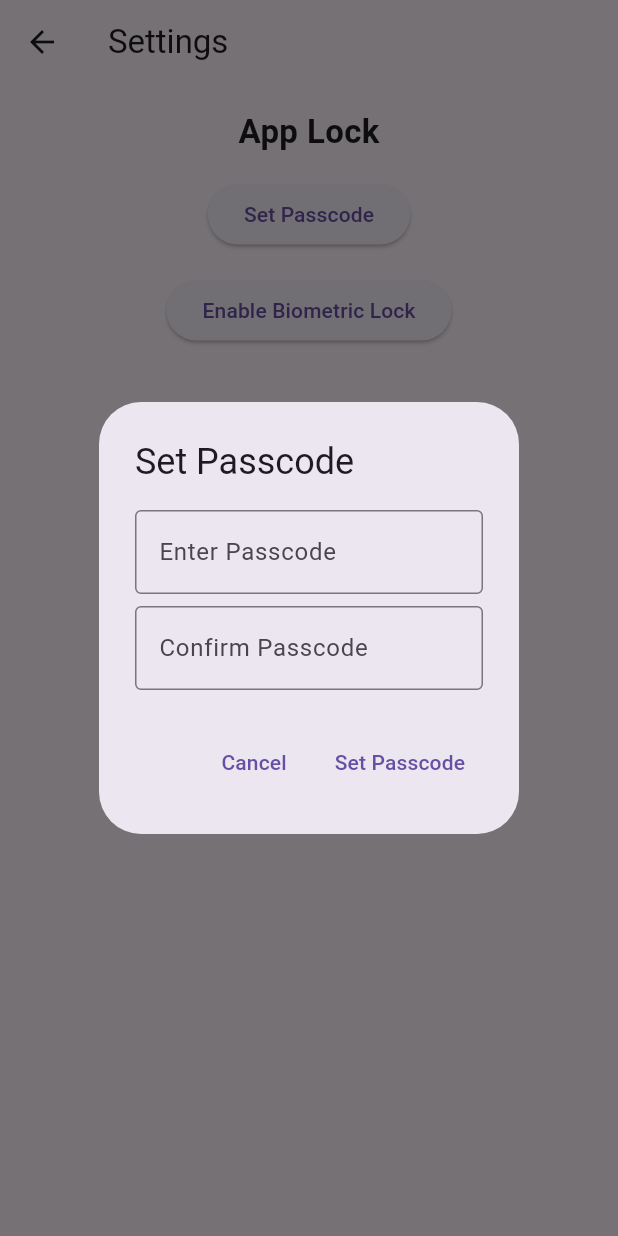
After one commit to avizitRX/sunrise_signal, a Flutter app: the SettingsPage screen opened directly, after a tap on "Set Passcode", on a phone screen of 412 x 824 dp. The commit adds this screen. Run offline on Flutter 3.47's test engine with Material 3 defaults, Android fonts, the light colour scheme and no system bars; our stand-ins replace device_info_plus, file_picker, fl_chart, flutter_secure_storage, local_auth, permission_handler and 1 more; accounts and stored records are empty.

Commit message:
feat: app lock

```diff
--- a/lib/features/analytics/analytics_page.dart
+++ b/lib/features/analytics/analytics_page.dart
@@ -1,6 +1,6 @@
 import 'package:flutter/material.dart';
 import 'package:fl_chart/fl_chart.dart';
-import '../services/secure_storage_service.dart';
+import '../../services/secure_storage_service.dart';
 import '../../models/log_model.dart';
 
 class AnalyticsPage extends StatefulWidget {
--- /dev/null
+++ b/lib/features/settings/settings_page.dart
@@ -0,0 +1,313 @@
+import 'dart:convert';
+import 'dart:io';
+import 'package:device_info_plus/device_info_plus.dart';
+import 'package:file_picker/file_picker.dart';
+import 'package:flutter/material.dart';
+import 'package:permission_handler/permission_handler.dart';
+import '../../models/log_model.dart';
+import '../../services/auth_service.dart';
+import '../../services/secure_storage_service.dart';
+
+class SettingsPage extends StatefulWidget {
+  const SettingsPage({Key? key}) : super(key: key);
+
+  @override
+  State<SettingsPage> createState() => _SettingsPageState();
+}
+
+class _SettingsPageState extends State<SettingsPage> {
+  bool _isPasscodeSet = false;
+  bool _isBiometricEnabled = false;
+  final AuthService _authService = AuthService();
+  final SecureStorageService _storageService = SecureStorageService();
+  Map<DateTime, LogModel> _logs = {};
+
+  @override
+  void initState() {
+    super.initState();
+    _loadLockStatus();
+    _loadLogs();
+  }
+
+  Future<void> _loadLockStatus() async {
+    final passcodeSet = await _authService.isPasscodeSet();
+    final biometricEnabled = await _authService.isBiometricEnabled();
+    setState(() {
+      _isPasscodeSet = passcodeSet;
+      _isBiometricEnabled = biometricEnabled;
+    });
+  }
+
+  Future<void> _loadLogs() async {
+    final logs = await _storageService.loadLogs();
+    setState(() {
+      _logs = logs;
+    });
+  }
+
+  Future<void> showSetPasscodeDialog(BuildContext context) async {
+    final TextEditingController passcodeController = TextEditingController();
+    final TextEditingController confirmPasscodeController =
+        TextEditingController();
+
+    await showDialog(
+      context: context,
+      builder: (context) {
+        return AlertDialog(
+          title: const Text('Set Passcode'),
+          content: Column(
+            mainAxisSize: MainAxisSize.min,
+            children: [
+              TextField(
+                controller: passcodeController,
+                obscureText: true,
+                decoration: const InputDecoration(
+                  labelText: 'Enter Passcode',
+                  border: OutlineInputBorder(),
+                ),
+              ),
+              const SizedBox(height: 8),
+              TextField(
+                controller: confirmPasscodeController,
+                obscureText: true,
+                decoration: const InputDecoration(
+                  labelText: 'Confirm Passcode',
+                  border: OutlineInputBorder(),
+                ),
+              ),
+            ],
+          ),
+          actions: [
+            TextButton(
+              onPressed: () {
+                Navigator.pop(context); // Close the dialog without saving
+              },
+              child: const Text('Cancel'),
+            ),
+            TextButton(
+              onPressed: () async {
+                final String passcode = passcodeController.text.trim();
+                final String confirmPasscode =
+                    confirmPasscodeController.text.trim();
+
+                if (passcode.isEmpty || confirmPasscode.isEmpty) {
+                  _showErrorDialog(context, 'Passcode cannot be blank.');
+                  return;
+                }
+
+                if (passcode != confirmPasscode) {
+                  _showErrorDialog(context, 'Passcodes do not match.');
+                  return;
+                }
+
+                // Save the passcode securely
+                await _authService.setPasscode(passcode);
+
+                // Update state
+                setState(() {
+                  _isPasscodeSet = true;
+                });
+
+                // Close the dialog
+                Navigator.pop(context);
+
+                ScaffoldMessenger.of(context).showSnackBar(
+                  const SnackBar(content: Text('Passcode set successfully!')),
+                );
+              },
+              child: const Text('Set Passcode'),
+            ),
+          ],
+        );
+      },
+    );
+  }
+
+  void _showErrorDialog(BuildContext context, String message) {
+    showDialog(
+      context: context,
+      builder: (context) {
+        return AlertDialog(
+          title: const Text('Error'),
+          content: Text(message),
+          actions: [
+            TextButton(
+              onPressed: () => Navigator.pop(context),
+              child: const Text('OK'),
+            ),
+          ],
+        );
+      },
+    );
+  }
+
+  Future<void> _enableBiometricLock() async {
+    await _authService.enableBiometricLock();
+    setState(() {
+      _isBiometricEnabled = true;
+    });
+    ScaffoldMessenger.of(context).showSnackBar(
+      const SnackBar(content: Text('Biometric lock enabled successfully!')),
+    );
+  }
+
+  Future<void> _removeLock() async {
+    await _authService.removePasscode();
+    await _authService.disableBiometricLock();
+    setState(() {
+      _isPasscodeSet = false;
+      _isBiometricEnabled = false;
+    });
+    ScaffoldMessenger.of(context).showSnackBar(
+      const SnackBar(content: Text('App lock removed successfully!')),
+    );
+  }
+
+  Future<void> _exportLogs() async {
+    AndroidDeviceInfo build = await DeviceInfoPlugin().androidInfo;
+    PermissionStatus permissionStatus;
+
+    // Request storage permission
+    if (build.version.sdkInt >= 30) {
+      permissionStatus = await Permission.manageExternalStorage.request();
+    } else {
+      permissionStatus = await Permission.storage.request();
+    }
+
+    if (permissionStatus.isGranted) {
+      try {
+        // Access the Downloads folder
+        final directory = Directory(
+            '/storage/emulated/0/Download'); // Path to Downloads folder
+
+        // Ensure the directory exists
+        if (!directory.existsSync()) {
+          directory.createSync(recursive: true);
+        }
+
+        // Create the file path
+        final filePath = '${directory.path}/sunrise_signal_data_export.json';
+
+        // Write the logs to the file
+        final file = File(filePath);
+        final logsJson = jsonEncode(
+          _logs.map(
+              (key, value) => MapEntry(key.toIso8601String(), value.toMap())),
+        );
+        await file.writeAsString(logsJson);
+
+        // Notify the user of success
+        ScaffoldMessenger.of(context).showSnackBar(
+          const SnackBar(
+              content: Text(
+                  'Logs exported successfully! File saved in Downloads folder.')),
+        );
+      } catch (e) {
+        // Notify the user of any errors
+        ScaffoldMessenger.of(context).showSnackBar(
+          SnackBar(content: Text('Failed to export logs: $e')),
+        );
+      }
+    } else {
+      // Notify the user if permission is denied
+      ScaffoldMessenger.of(context).showSnackBar(
+        const SnackBar(
+          content: Text('Storage permission is required to export logs.'),
+        ),
+      );
+    }
+  }
+
+  Future<void> _importLogs() async {
+    final result = await FilePicker.platform.pickFiles();
+    if (result != null && result.files.single.path != null) {
+      final file = File(result.files.single.path!);
+      final content = await file.readAsString();
+      final Map<String, dynamic> decodedLogs = jsonDecode(content);
+      final importedLogs = decodedLogs.map((key, value) => MapEntry(
+            DateTime.parse(key),
+            LogModel.fromMap(value),
+          ));
+      setState(() {
+        _logs = importedLogs;
+      });
+      await _storageService.saveLogs(_logs);
+
+      ScaffoldMessenger.of(context).showSnackBar(
+        const SnackBar(content: Text('Logs imported successfully!')),
+      );
+    }
+  }
+
+  @override
+  Widget build(BuildContext context) {
+    return Scaffold(
+      appBar: AppBar(
+        title: const Text('Settings'),
+      ),
+      body: Center(
+        child: Padding(
+          padding: const EdgeInsets.all(16.0),
+          child: Column(
+            crossAxisAlignment: CrossAxisAlignment.center,
+            children: [
+              const Text(
+                'App Lock',
+                style: TextStyle(
+                  fontSize: 22,
+                  fontWeight: FontWeight.bold,
+                ),
+              ),
+              const SizedBox(height: 16),
+              ElevatedButton(
+                onPressed: !_isPasscodeSet
+                    ? () => showSetPasscodeDialog(context)
+                    : null,
+                child: const Text('Set Passcode'),
+              ),
+              const SizedBox(height: 16),
+              ElevatedButton(
+                onPressed: !_isBiometricEnabled
+                    ? () async {
+                        await _enableBiometricLock();
+                      }
+                    : null,
+                child: const Text('Enable Biometric Lock'),
+              ),
+              const SizedBox(height: 16),
+              if (_isPasscodeSet || _isBiometricEnabled)
+                ElevatedButton(
+                  onPressed: _removeLock,
+                  child: const Text('Remove App Lock'),
+                ),
+              const SizedBox(height: 22),
+              const Text(
+                'Backup & Restore',
+                style: TextStyle(
+                  fontSize: 22,
+                  fontWeight: FontWeight.bold,
+                ),
+              ),
+              const SizedBox(
+                height: 16,
+              ),
+              ElevatedButton.icon(
+                icon: const Icon(Icons.download),
+                label: const Text('Export Data'),
+                onPressed: _exportLogs,
+              ),
+              const SizedBox(
+                height: 16,
+              ),
+              ElevatedButton.icon(
+                icon: const Icon(Icons.upload),
+                label: const Text('Import Data'),
+                onPressed: _importLogs,
+              ),
+            ],
+          ),
+        ),
+      ),
+    );
+  }
+}
--- /dev/null
+++ b/lib/services/auth_service.dart
@@ -0,0 +1,34 @@
+import 'package:flutter_secure_storage/flutter_secure_storage.dart';
+
+class AuthService {
+  final FlutterSecureStorage _secureStorage = const FlutterSecureStorage();
+
+  Future<void> setPasscode(String passcode) async {
+    await _secureStorage.write(key: 'passcode', value: passcode);
+  }
+
+  Future<String?> getPasscode() async {
+    return await _secureStorage.read(key: 'passcode');
+  }
+
+  Future<void> removePasscode() async {
+    await _secureStorage.delete(key: 'passcode');
+  }
+
+  Future<bool> isPasscodeSet() async {
+    return await _secureStorage.containsKey(key: 'passcode');
+  }
+
+  Future<void> enableBiometricLock() async {
+    await _secureStorage.write(key: 'biometricLock', value: 'enabled');
+  }
+
+  Future<void> disableBiometricLock() async {
+    await _secureStorage.delete(key: 'biometricLock');
+  }
+
+  Future<bool> isBiometricEnabled() async {
+    final value = await _secureStorage.read(key: 'biometricLock');
+    return value == 'enabled';
+  }
+}
--- a/pubspec.yaml
+++ b/pubspec.yaml
@@ -43,6 +43,7 @@ dependencies:
   permission_handler: ^11.3.1
   device_info_plus: ^11.1.1
   flutter_launcher_icons: ^0.14.1
+  local_auth: ^2.3.0
 
 dev_dependencies:
   flutter_test:
```
Also changed, not shown: lib/features/calendar/calendar_page.dart (+24 -105 lines), lib/features/lock/app_entry_page.dart (added, +39 -0 lines), lib/features/lock/lock_screen.dart (added, +138 -0 lines), lib/main.dart (+25 -5 lines), lib/services/secure_storage_service.dart (renamed from lib/features/services/secure_storage_service.dart, +12 -0 lines), lib/services/analytics_service.dart (renamed from lib/features/services/analytics_service.dart), pubspec.lock, 5 other files.
